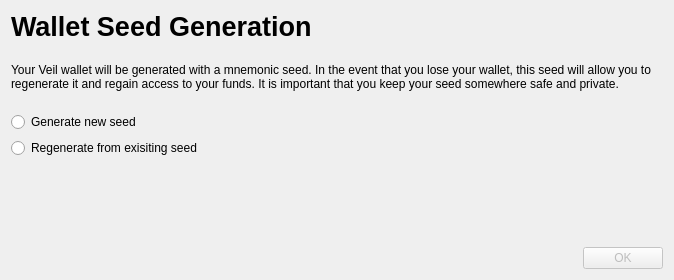
Above: src/qt/forms/mnemonicdialog.ui from saluscoin/salus before the change. Below: the same form after it.
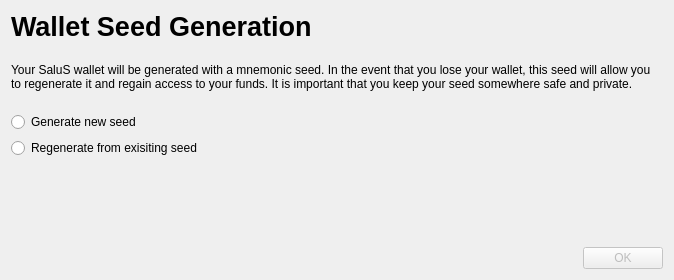
That is the form after the change.

Commit message: Replace bad text.

Patch:
```diff
--- a/src/qt/forms/mnemonicdialog.ui
+++ b/src/qt/forms/mnemonicdialog.ui
@@ -47,7 +47,7 @@
    <item>
     <widget class="QLabel" name="lblExplanation">
      <property name="text">
-      <string>Your Veil wallet will be generated with a mnemonic seed. In the event that you lose your wallet, this seed will allow you to regenerate it and regain access to your funds. It is important that you keep your seed somewhere safe and private.</string>
+      <string>Your SaluS wallet will be generated with a mnemonic seed. In the event that you lose your wallet, this seed will allow you to regenerate it and regain access to your funds. It is important that you keep your seed somewhere safe and private.</string>
      </property>
      <property name="wordWrap">
       <bool>true</bool>
```
